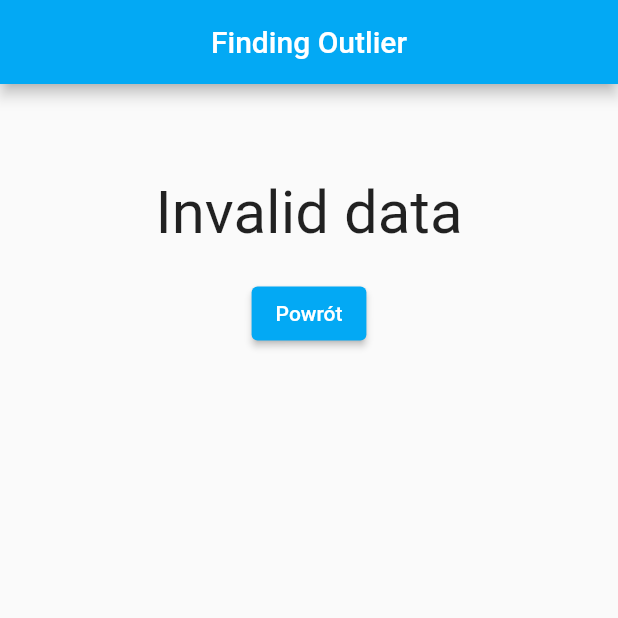
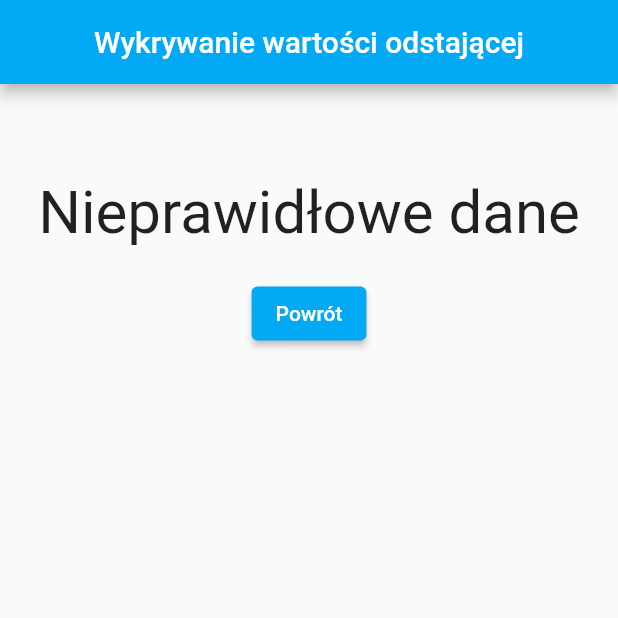
Before and after one commit to milordmariusz/Outlier-finder, a Flutter app: the screen it shows after launch, after a tap on "Wyszukaj", on a phone screen of 412 x 824 dp, the top half of it. Run offline on Flutter 3.47's test engine with Material 2 defaults, Android fonts, the phone set to English and light mode, and no system bars; drawn by our look-alikes of auto_size_text; our stand-ins replace bloc, equatable, flutter_bloc.

Commit message:
Change message language

```diff
--- a/lib/home/bloc/home_bloc.dart
+++ b/lib/home/bloc/home_bloc.dart
@@ -36,7 +36,7 @@ String findOutlier(String array) {
   for (var arrayNumber in arrayWithOutlier) {
     number = int.tryParse(arrayNumber);
     if (number == null) {
-      return "Invalid data";
+      return "Nieprawidłowe dane";
     }
 
     if (number % 2 == 0) {
@@ -48,12 +48,12 @@ String findOutlier(String array) {
     }
 
     if (numberOfEven > 1 && numberOfOdd > 1) {
-      return "There is more than one outlier";
+      return "Istnieje więcej niż jedna odstająca wartość";
     }
   }
 
   if ((numberOfEven == 0 || numberOfOdd == 0) || numberOfEven == numberOfOdd) {
-    return "There is no outlier";
+    return "Wartość odstająca nie istnieje";
   }
 
   if (numberOfEven < numberOfOdd) {
--- a/lib/home/home.dart
+++ b/lib/home/home.dart
@@ -19,7 +19,7 @@ class HomePage extends StatelessWidget {
           appBar: AppBar(
             title: const Center(
               child: Text(
-                "Finding Outlier",
+                "Wykrywanie wartości odstającej",
                 style: TextStyle(color: Colors.white),
               ),
             ),
--- a/lib/main.dart
+++ b/lib/main.dart
@@ -17,6 +17,7 @@ class MyApp extends StatelessWidget {
       theme: ThemeData(
         primarySwatch: Colors.lightBlue,
       ),
+      debugShowCheckedModeBanner: false,
       home: HomePage(),
     );
   }
```
